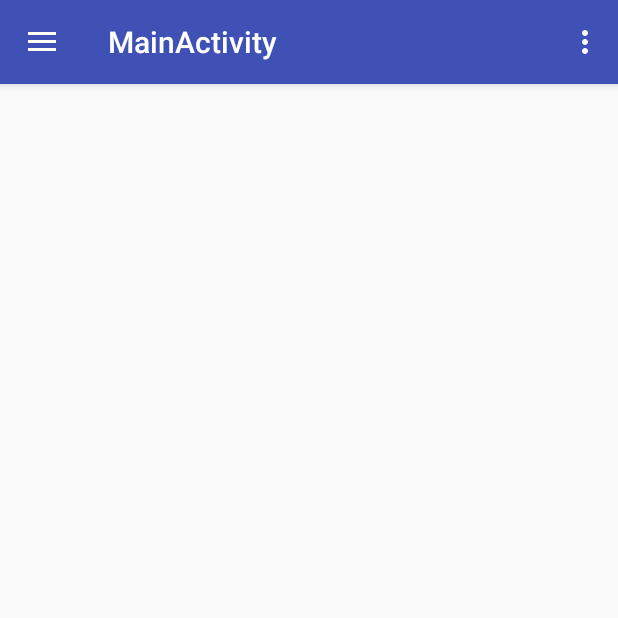
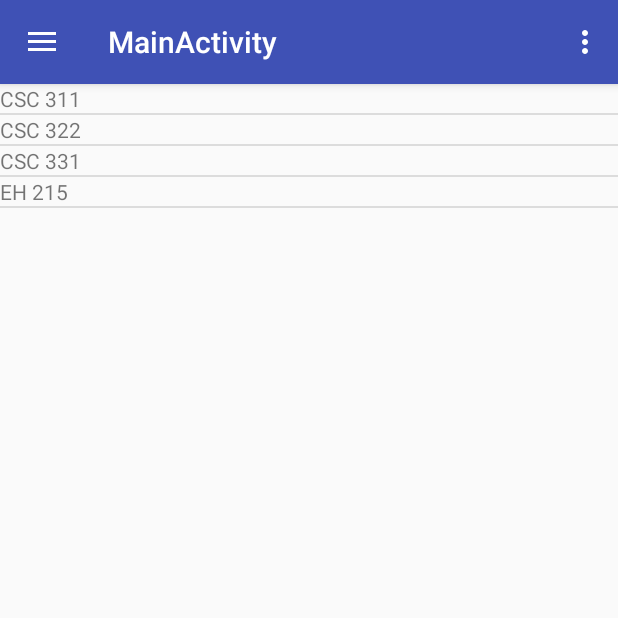
Before and after one commit to rcc1622/BluetoothAttendee, an Android app: the screen it shows after launch (MainActivity), in the side drawer, after a tap on "Gallery", on a phone screen of 412 x 824 dp, the top half of it. Run offline under Robolectric (Android 15) with nearby library versions, the phone set to English and light mode, and no system bars.

Commit message:
Create ClassListFragment.java
Adds a new fragment for listing classes and updates the navigation drawer to open it when selected. Testing the ListView for classes on the ClassListFragment.

```diff
--- a/app/src/main/java/com/csc_331_jagwares/bluetoothattendee/ClassListFragment.java
+++ b/app/src/main/java/com/csc_331_jagwares/bluetoothattendee/ClassListFragment.java
@@ -6,6 +6,12 @@ import android.support.v4.app.Fragment;
 import android.view.LayoutInflater;
 import android.view.View;
 import android.view.ViewGroup;
+import android.widget.AdapterView;
+import android.widget.ArrayAdapter;
+import android.widget.ListView;
+import android.widget.Toast;
+
+import java.util.ArrayList;
 
 
 /**
@@ -13,17 +19,54 @@ import android.view.ViewGroup;
  */
 public class ClassListFragment extends Fragment {
 
+    ArrayList<String> classes;
 
     public ClassListFragment() {
         // Required empty public constructor
     }
 
-
     @Override
     public View onCreateView(LayoutInflater inflater, ViewGroup container,
                              Bundle savedInstanceState) {
+
         // Inflate the layout for this fragment
-        return inflater.inflate(R.layout.fragment_class_list, container, false);
+        View view = inflater.inflate(R.layout.fragment_class_list, container, false);
+
+        // Populate list view with classes.\
+        // This array would come from the db.
+        classes = new ArrayList<>();
+        classes.add("CSC 311");
+        classes.add("CSC 322");
+        classes.add("CSC 331");
+        classes.add("EH 215");
+        populateListView(view, classes);
+
+        registerClickCallback(view);
+
+        return view;
     }
 
+    private void populateListView(View view, ArrayList<String> classes) {
+
+        ArrayAdapter<String> adapter = new ArrayAdapter<String>(
+                getContext(),
+                R.layout.class_list,
+                classes
+        );
+
+        ListView lvClassList = (ListView) view.findViewById(R.id.lvClassList);
+        lvClassList.setAdapter(adapter);
+    }
+
+    private void registerClickCallback(View view) {
+
+        ListView list = (ListView) view.findViewById(R.id.lvClassList);
+        list.setOnItemClickListener(new AdapterView.OnItemClickListener() {
+            @Override
+            public void onItemClick(AdapterView<?> parent, View view, int position, long id) {
+                String selectedData = classes.get(position);
+                Toast.makeText(getActivity().getBaseContext(), selectedData, Toast.LENGTH_LONG).show();
+            }
+        });
+    }
 }
--- /dev/null
+++ b/app/src/main/res/layout/class_list.xml
@@ -0,0 +1,6 @@
+<?xml version="1.0" encoding="utf-8"?>
+<TextView xmlns:android="http://schemas.android.com/apk/res/android"
+    android:layout_width="match_parent"
+    android:layout_height="match_parent">
+
+</TextView>
--- a/app/src/main/res/layout/fragment_class_list.xml
+++ b/app/src/main/res/layout/fragment_class_list.xml
@@ -4,4 +4,9 @@
     android:layout_height="match_parent"
     tools:context="com.csc_331_jagwares.bluetoothattendee.ClassListFragment">
 
+    <ListView
+        android:id="@+id/lvClassList"
+        android:layout_width="match_parent"
+        android:layout_height="match_parent" />
+
 </FrameLayout>
```
